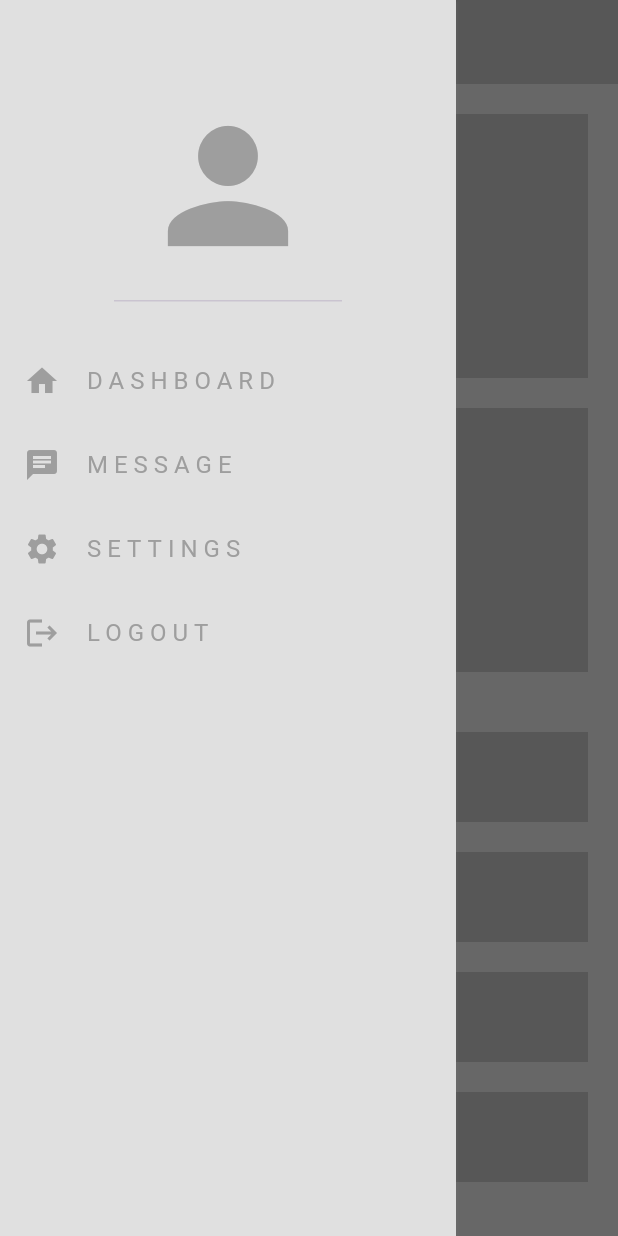
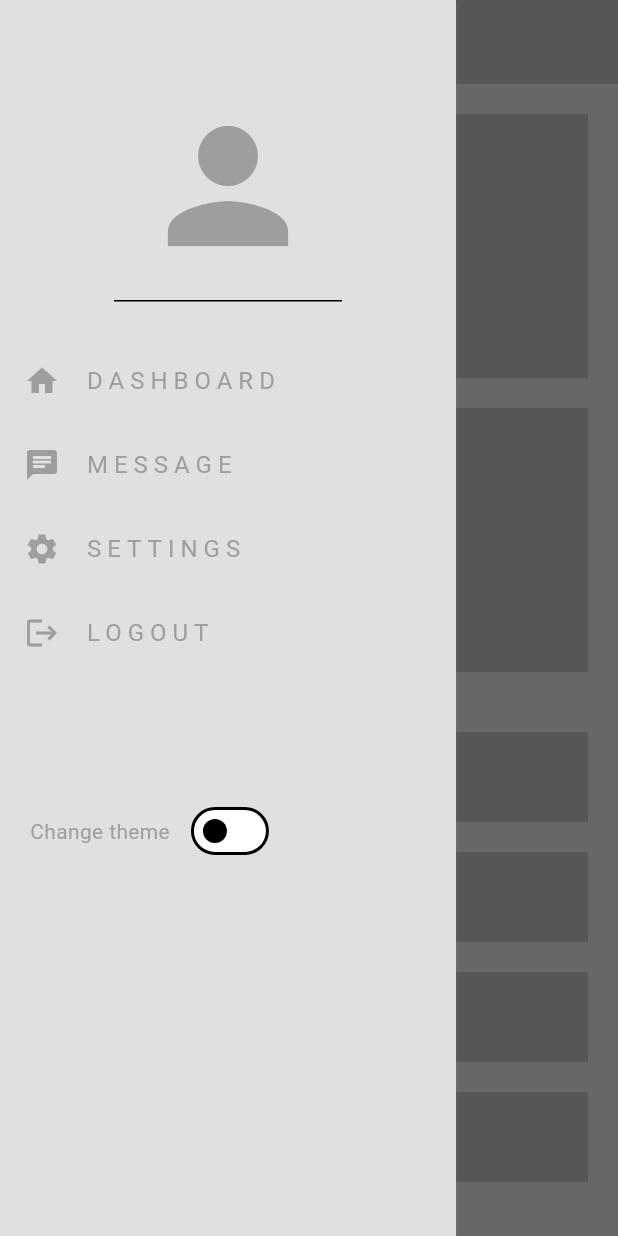
Before and after one commit to Deadlock-exe/responsive-dash, a Flutter app: the screen it shows after launch, with the side drawer open, on a phone screen of 412 x 824 dp. Run offline on Flutter 3.47's test engine with Material 3 defaults, Android fonts, the phone set to English and light mode, and no system bars; our stand-ins replace fluttertoast.

Commit message:
add dark theme

```diff
--- a/lib/main.dart
+++ b/lib/main.dart
@@ -1,11 +1,18 @@
 import 'package:flutter/material.dart';
+import 'package:provider/provider.dart';
 import 'package:responsive_dash/responsive/scaffolds/desktop_scaffold.dart';
 import 'package:responsive_dash/responsive/scaffolds/mobile_scaffold.dart';
 import 'package:responsive_dash/responsive/responsive_layout.dart';
 import 'package:responsive_dash/responsive/scaffolds/tablet_scaffold.dart';
+import 'package:responsive_dash/theme/theme_provider.dart';
 
 void main() {
-  runApp(const MyApp());
+  runApp(
+    ChangeNotifierProvider(
+      create: (context) => ThemeProvider(),
+      child: const MyApp(),
+    ),
+  );
 }
 
 class MyApp extends StatelessWidget {
@@ -13,9 +20,10 @@ class MyApp extends StatelessWidget {
 
   @override
   Widget build(BuildContext context) {
-    return const MaterialApp(
+    return MaterialApp(
+      theme: Provider.of<ThemeProvider>(context).themeData,
       debugShowCheckedModeBanner: false,
-      home: ResponsiveLayout(
+      home: const ResponsiveLayout(
         mobileScaffold: MobileScaffold(),
         tabletScaffold: TabletScaffold(),
         desktopScaffold: DesktopScaffold(),
--- a/lib/responsive/scaffolds/desktop_scaffold.dart
+++ b/lib/responsive/scaffolds/desktop_scaffold.dart
@@ -1,5 +1,4 @@
 import 'package:flutter/material.dart';
-import 'package:responsive_dash/theme/theme.dart';
 import 'package:responsive_dash/widgets/appbar.dart';
 import 'package:responsive_dash/widgets/box.dart';
 import 'package:responsive_dash/widgets/drawer.dart';
@@ -17,8 +16,8 @@ class _DesktopScaffoldState extends State<DesktopScaffold> {
   @override
   Widget build(BuildContext context) {
     return Scaffold(
-      backgroundColor: bgColor,
-      appBar: myAppBar,
+      backgroundColor: Theme.of(context).colorScheme.background,
+      appBar: const MyAppBar(),
       body: Row(
         children: [
           // open drawer
@@ -60,7 +59,7 @@ class _DesktopScaffoldState extends State<DesktopScaffold> {
                   child: Padding(
                     padding: const EdgeInsets.all(20),
                     child: Container(
-                      color: primaryColor,
+                      color: Theme.of(context).colorScheme.primary,
                     ),
                   ),
                 )
--- a/lib/responsive/scaffolds/mobile_scaffold.dart
+++ b/lib/responsive/scaffolds/mobile_scaffold.dart
@@ -1,5 +1,4 @@
 import 'package:flutter/material.dart';
-import 'package:responsive_dash/theme/theme.dart';
 import 'package:responsive_dash/widgets/appbar.dart';
 import 'package:responsive_dash/widgets/box.dart';
 import 'package:responsive_dash/widgets/drawer.dart';
@@ -17,8 +16,8 @@ class _MobileScaffoldState extends State<MobileScaffold> {
   @override
   Widget build(BuildContext context) {
     return Scaffold(
-      backgroundColor: bgColor,
-      appBar: myAppBar,
+      backgroundColor: Theme.of(context).colorScheme.background,
+      appBar: const MyAppBar(),
       drawer: const MyDrawer(),
       body: SingleChildScrollView(
         child: Column(
--- a/lib/responsive/scaffolds/tablet_scaffold.dart
+++ b/lib/responsive/scaffolds/tablet_scaffold.dart
@@ -1,5 +1,4 @@
 import 'package:flutter/material.dart';
-import 'package:responsive_dash/theme/theme.dart';
 import 'package:responsive_dash/widgets/appbar.dart';
 import 'package:responsive_dash/widgets/box.dart';
 import 'package:responsive_dash/widgets/drawer.dart';
@@ -17,8 +16,8 @@ class _TabletScaffoldState extends State<TabletScaffold> {
   @override
   Widget build(BuildContext context) {
     return Scaffold(
-      backgroundColor: bgColor,
-      appBar: myAppBar,
+      backgroundColor: Theme.of(context).colorScheme.background,
+      appBar: const MyAppBar(),
       drawer: const MyDrawer(),
       body: SingleChildScrollView(
         child: Column(
--- a/lib/theme/theme.dart
+++ b/lib/theme/theme.dart
@@ -1,5 +1,19 @@
 import 'package:flutter/material.dart';
 
-var bgColor = Colors.grey[300];
-var primaryColor = Colors.grey[400];
-var secondaryColor = Colors.grey[500];
+ThemeData lightMode = ThemeData(
+  brightness: Brightness.light,
+  colorScheme: ColorScheme.light(
+    background: Colors.grey.shade300,
+    primary: Colors.grey.shade400,
+    secondary: Colors.grey.shade500,
+  ),
+);
+
+ThemeData darkMode = ThemeData(
+  brightness: Brightness.dark,
+  colorScheme: ColorScheme.dark(
+    background: Colors.grey.shade900,
+    primary: Colors.grey.shade800,
+    secondary: Colors.grey.shade700,
+  ),
+);
--- a/lib/widgets/appbar.dart
+++ b/lib/widgets/appbar.dart
@@ -1,7 +1,15 @@
 import 'package:flutter/material.dart';
-import 'package:responsive_dash/theme/theme.dart';
 
-var myAppBar = AppBar(
-  backgroundColor: primaryColor,
-  surfaceTintColor: Colors.transparent,
-);
+class MyAppBar extends StatelessWidget implements PreferredSizeWidget {
+  const MyAppBar({super.key});
+
+  @override
+  Widget build(BuildContext context) {
+    return AppBar(
+      backgroundColor: Theme.of(context).colorScheme.primary,
+    );
+  }
+
+  @override
+  Size get preferredSize => const Size.fromHeight(kToolbarHeight);
+}
--- a/lib/widgets/box.dart
+++ b/lib/widgets/box.dart
@@ -1,5 +1,4 @@
 import 'package:flutter/material.dart';
-import 'package:responsive_dash/theme/theme.dart';
 
 class MyBox extends StatelessWidget {
   const MyBox({super.key});
@@ -7,7 +6,7 @@ class MyBox extends StatelessWidget {
   @override
   Widget build(BuildContext context) {
     return Container(
-      color: primaryColor,
+      color: Theme.of(context).colorScheme.primary,
       margin: const EdgeInsets.all(10),
     );
   }
--- a/lib/widgets/drawer.dart
+++ b/lib/widgets/drawer.dart
@@ -1,16 +1,24 @@
 import 'package:flutter/material.dart';
-import 'package:responsive_dash/theme/theme.dart';
+import 'package:provider/provider.dart';
+import 'package:responsive_dash/theme/theme_provider.dart';
 
-class MyDrawer extends StatelessWidget {
+class MyDrawer extends StatefulWidget {
   const MyDrawer({super.key});
+
+  @override
+  State<MyDrawer> createState() => _MyDrawerState();
+}
+
+class _MyDrawerState extends State<MyDrawer> {
+  bool isSwitched = false;
 
   @override
   Widget build(BuildContext context) {
     return Drawer(
       surfaceTintColor: Colors.transparent,
-      shadowColor: primaryColor,
+      shadowColor: Theme.of(context).colorScheme.primary,
       shape: const ContinuousRectangleBorder(),
-      backgroundColor: bgColor,
+      backgroundColor: Theme.of(context).colorScheme.background,
       child: Column(
         children: [
           const SizedBox(
@@ -20,62 +28,95 @@ class MyDrawer extends StatelessWidget {
             margin: const EdgeInsetsDirectional.only(bottom: 25),
             child: Icon(
               Icons.person,
-              color: secondaryColor,
+              color: Theme.of(context).colorScheme.secondary,
               size: 120,
             ),
           ),
           ListTile(
             leading: Icon(
               Icons.home,
-              color: secondaryColor,
+              color: Theme.of(context).colorScheme.secondary,
             ),
             title: Text(
               "DASHBOARD",
               style: TextStyle(
                 letterSpacing: 4,
-                color: secondaryColor,
+                color: Theme.of(context).colorScheme.secondary,
               ),
             ),
           ),
           ListTile(
             leading: Icon(
               Icons.chat,
-              color: secondaryColor,
+              color: Theme.of(context).colorScheme.secondary,
             ),
             title: Text(
               "MESSAGE",
               style: TextStyle(
                 letterSpacing: 4,
-                color: secondaryColor,
+                color: Theme.of(context).colorScheme.secondary,
               ),
             ),
           ),
           ListTile(
             leading: Icon(
               Icons.settings,
-              color: secondaryColor,
+              color: Theme.of(context).colorScheme.secondary,
             ),
             title: Text(
               "SETTINGS",
               style: TextStyle(
                 letterSpacing: 4,
-                color: secondaryColor,
+                color: Theme.of(context).colorScheme.secondary,
               ),
             ),
           ),
           ListTile(
             leading: Icon(
               Icons.logout,
-              color: secondaryColor,
+              color: Theme.of(context).colorScheme.secondary,
             ),
             title: Text(
               "LOGOUT",
               style: TextStyle(
                 letterSpacing: 4,
-                color: secondaryColor,
+                color: Theme.of(context).colorScheme.secondary,
               ),
             ),
           ),
+          const SizedBox(
+            height: 60,
+          ),
+          Padding(
+            padding: const EdgeInsets.all(20),
+            child: Row(
+              children: [
+                Text(
+                  "Change theme",
+                  style: TextStyle(
+                    color: Theme.of(context).colorScheme.secondary,
+                  ),
+                ),
+                const SizedBox(
+                  width: 10,
+                ),
+                Switch(
+                  activeColor: Theme.of(context).colorScheme.secondary,
+                  focusColor: Theme.of(context).colorScheme.secondary,
+                  value: isSwitched,
+                  onChanged: (value) {
+                    Provider.of<ThemeProvider>(
+                      context,
+                      listen: false,
+                    ).toggleTheme();
+                    setState(() {
+                      isSwitched = value;
+                    });
+                  },
+                ),
+              ],
+            ),
+          )
         ],
       ),
     );
--- a/lib/widgets/tile.dart
+++ b/lib/widgets/tile.dart
@@ -1,5 +1,4 @@
 import 'package:flutter/material.dart';
-import 'package:responsive_dash/theme/theme.dart';
 
 class MyTile extends StatelessWidget {
   const MyTile({super.key});
@@ -7,7 +6,7 @@ class MyTile extends StatelessWidget {
   @override
   Widget build(BuildContext context) {
     return Container(
-      color: primaryColor,
+      color: Theme.of(context).colorScheme.primary,
       height: 60,
       margin: const EdgeInsets.all(10),
     );
--- a/pubspec.yaml
+++ b/pubspec.yaml
@@ -35,6 +35,8 @@ dependencies:
   # The following adds the Cupertino Icons font to your application.
   # Use with the CupertinoIcons class for iOS style icons.
   cupertino_icons: ^1.0.6
+  provider: ^6.1.1
+  fluttertoast: ^8.2.4
 
 dev_dependencies:
   flutter_test:
```
Also changed, not shown: lib/theme/theme_provider.dart (added, +43 -0 lines), pubspec.lock, 6 other files.
